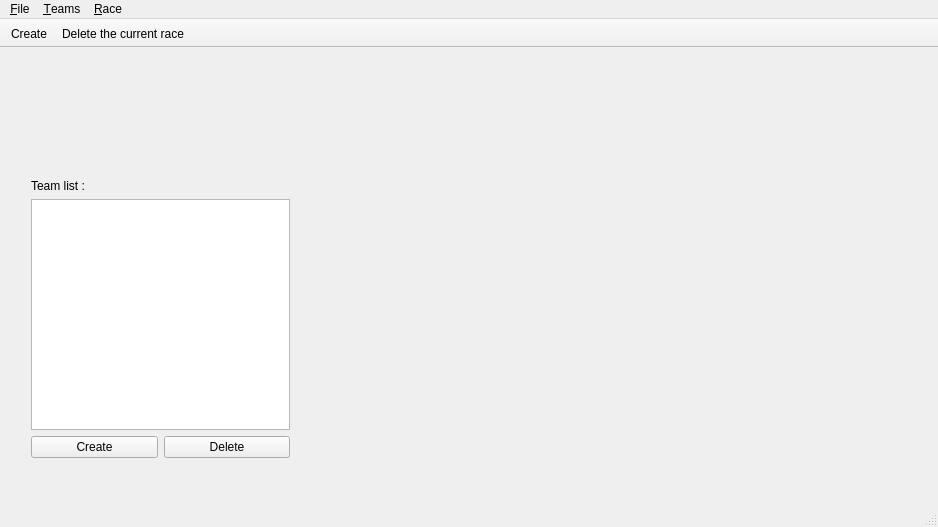
Above: MainWindow.ui from xaviermawet/MagneeCuistax2014 before the change. Below: the same form after it.
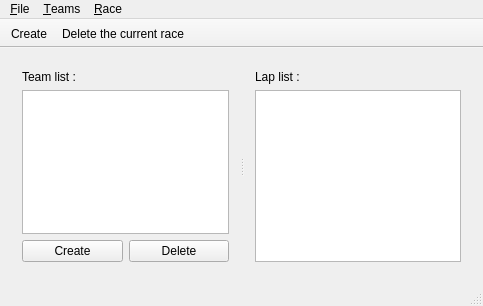
That is the form after the change. Icons and pictures are not drawn.

Commit message: Added QTableWidgetLapList and a main splitter

The edit to the form file:
```diff
--- a/MainWindow.ui
+++ b/MainWindow.ui
@@ -6,23 +6,21 @@
    <rect>
     <x>0</x>
     <y>0</y>
-    <width>938</width>
-    <height>527</height>
+    <width>483</width>
+    <height>306</height>
    </rect>
   </property>
   <property name="windowTitle">
    <string>Magnée Cuistax 2014</string>
   </property>
   <widget class="QWidget" name="centralWidget">
+   <layout class="QVBoxLayout" name="mainVerticalLayout">
+    <item>
+     <widget class="QSplitter" name="mainSplitter">
+      <property name="orientation">
+       <enum>Qt::Horizontal</enum>
+      </property>
    <widget class="QWidget" name="layoutWidget">
-    <property name="geometry">
-     <rect>
-      <x>20</x>
-      <y>120</y>
-      <width>281</width>
-      <height>301</height>
-     </rect>
-    </property>
     <layout class="QVBoxLayout" name="verticalLayoutTeamList">
      <item>
       <widget class="QLabel" name="labelTeamList">
@@ -70,13 +68,30 @@
      </item>
     </layout>
    </widget>
+      <widget class="QWidget" name="">
+       <layout class="QVBoxLayout" name="verticalLayoutLapList">
+        <item>
+         <widget class="QLabel" name="labelLapList">
+          <property name="text">
+           <string>Lap list :</string>
+          </property>
+         </widget>
+        </item>
+        <item>
+         <widget class="QTableWidget" name="tableWidgetLapList"/>
+        </item>
+       </layout>
+      </widget>
+     </widget>
+    </item>
+   </layout>
   </widget>
   <widget class="QMenuBar" name="menuBar">
    <property name="geometry">
     <rect>
      <x>0</x>
      <y>0</y>
-     <width>938</width>
+     <width>483</width>
      <height>19</height>
     </rect>
    </property>
```
Lines whose indentation alone changed are shown as unchanged. The commit also changes 2 other files.
